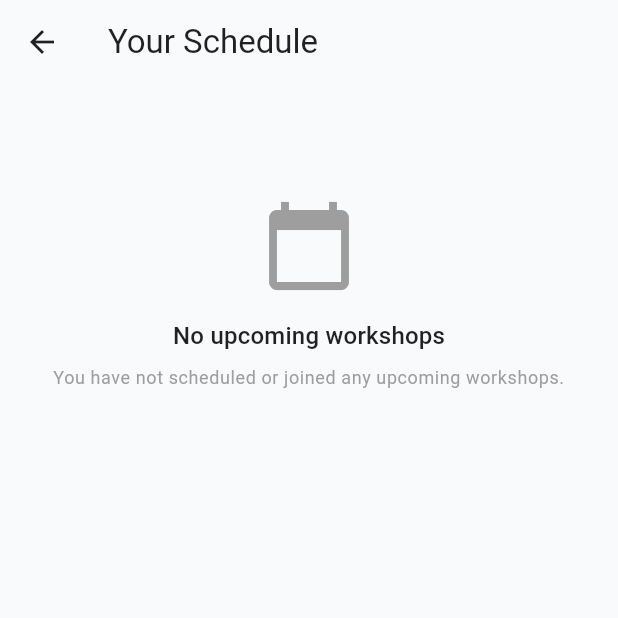
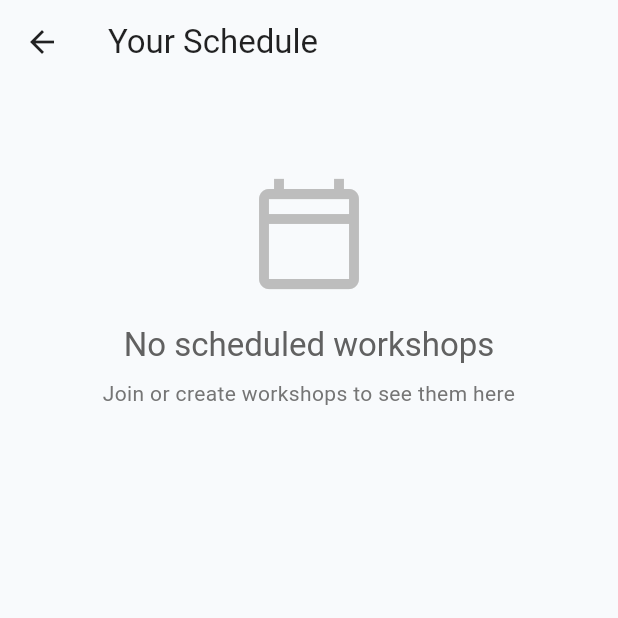
Before and after one commit to muraa-p/fyp, a Flutter app: the HomeScreen screen opened by its route, after a tap on "View All", on a phone screen of 412 x 824 dp, the top half of it. Run offline on Flutter 3.47's test engine with Material 3 defaults, Android fonts, the phone set to English and light mode, and no system bars; our stand-ins replace app_links, device_info_plus, flutter_local_notifications, image_picker, permission_handler, shared_preferences and 2 more; accounts and stored records are empty; network calls fail.

Commit message:
"your schedule screen" is fixed in which it show the workshops you are enrolled in (created by others) and workshops you are teaching (created by me/you)

```diff
--- a/lib/screens/home_screen.dart
+++ b/lib/screens/home_screen.dart
@@ -84,92 +84,68 @@ class DashboardPage extends StatelessWidget {
   const DashboardPage({super.key});
 
   // Function to fetch user workshops from database - moved outside build method
-  Future<List<Map<String, dynamic>>> _fetchUserWorkshops(String? userId) async {
-    if (userId == null || userId.isEmpty) return [];
+  Future<Map<String, List<Map<String, dynamic>>>> _fetchUserWorkshops(String? userId) async {
+    if (userId == null || userId.isEmpty) {
+      return {'teaching': [], 'attending': []};
+    }
 
     try {
-      print('Fetching workshops for user: $userId');
-
-      // First, fetch workshops where the user is the creator
-      final createdWorkshopsResponse = await Supabase.instance.client
+      // 1. Fetch workshops created by the user (Teaching)
+      final teachingResponse = await Supabase.instance.client
           .from('workshops')
           .select('''
           id, title, creator_id, date, time, status,
-          max_participants, rating, duration, image_url, tags
+          max_participants, rating, duration, image_url, tags,
+          users!creator_id(name, avatar_url)
         ''')
           .eq('creator_id', userId)
           .order('date', ascending: true);
 
-      // Second, fetch workshop IDs where the user is enrolled
+      final List<Map<String, dynamic>> teachingWorkshops =
+      List<Map<String, dynamic>>.from(teachingResponse);
+
+      // 2. Fetch workshops the user is enrolled in (Attending)
       final enrollmentsResponse = await Supabase.instance.client
           .from('workshop_enrollments')
           .select('workshop_id')
           .eq('user_id', userId);
 
-      // Extract workshop IDs from enrollments
-      final enrolledWorkshopIds = enrollmentsResponse
+      final List<String> enrolledWorkshopIds = enrollmentsResponse
           .map((e) => e['workshop_id'] as String)
           .toList();
 
-      // Fetch the actual workshops for those IDs
-      List<Map<String, dynamic>> enrolledWorkshops = [];
+      List<Map<String, dynamic>> attendingWorkshops = [];
       if (enrolledWorkshopIds.isNotEmpty) {
-        // Build the filter manually
-        var query = Supabase.instance.client.from('workshops').select('''
+        var query = Supabase.instance.client
+            .from('workshops')
+            .select('''
             id, title, creator_id, date, time, status,
-            max_participants, rating, duration, image_url, tags
+            max_participants, rating, duration, image_url, tags,
+            users!creator_id(name, avatar_url)
           ''');
 
-        for (int i = 0; i < enrolledWorkshopIds.length; i++) {
-          if (i == 0) {
-            query = query.eq('id', enrolledWorkshopIds[i]);
-          } else {
-            query = query.or('id.eq.${enrolledWorkshopIds[i]}');
-          }
-        }
+        // Build OR filter for multiple IDs
+        String orFilter = enrolledWorkshopIds
+            .map((id) => 'id.eq.$id')
+            .join(',');
 
-        final enrolledWorkshopsResponse = await query.order('date', ascending: true);
-        enrolledWorkshops = List<Map<String, dynamic>>.from(enrolledWorkshopsResponse);
+        final attendingResponse = await query
+            .or(orFilter)
+            .order('date', ascending: true);
+
+        attendingWorkshops = List<Map<String, dynamic>>.from(attendingResponse);
+
+        // Remove any workshop where creator is the current user (avoid duplicates)
+        attendingWorkshops.removeWhere((w) => w['creator_id'] == userId);
       }
 
-      // Combine both lists
-      List<Map<String, dynamic>> allWorkshops = [
-        ...List<Map<String, dynamic>>.from(createdWorkshopsResponse),
-        ...enrolledWorkshops
-      ];
-
-      // Remove duplicates (in case a user is both creator and enrolled)
-      final uniqueWorkshopIds = <String>{};
-      final uniqueWorkshops = allWorkshops.where((workshop) {
-        final id = workshop['id'] as String;
-        if (uniqueWorkshopIds.contains(id)) {
-          return false;
-        } else {
-          uniqueWorkshopIds.add(id);
-          return true;
-        }
-      }).toList();
-
-      // Sort by date
-      uniqueWorkshops.sort((a, b) {
-        final aDate = a['date'] as String?;
-        final bDate = b['date'] as String?;
-        if (aDate == null && bDate == null) return 0;
-        if (aDate == null) return 1;
-        if (bDate == null) return -1;
-        return aDate.compareTo(bDate);
-      });
-
-      // Debug: Print the workshops to see what we're getting
-      print('Fetched ${uniqueWorkshops.length} workshops');
-      for (var workshop in uniqueWorkshops) {
-        print('Workshop: ${workshop['title']}, Date: ${workshop['date']}, Status: ${workshop['status']}');
-      }
-
-      return uniqueWorkshops;
+      return {
+        'teaching': teachingWorkshops,
+        'attending': attendingWorkshops,
+      };
     } catch (e) {
       print('Error fetching workshops: $e');
-      return [];
+      return {'teaching': [], 'attending': []};
     }
   }
 
@@ -228,46 +204,16 @@ class DashboardPage extends StatelessWidget {
             return Center(child: Text('Error: ${snapshot.error}'));
           }
 
-          final workshops = snapshot.data?[0] as List<Map<String, dynamic>>? ?? [];
+          final workshopData = snapshot.data?[0] as Map<String, List<Map<String, dynamic>>>? ??
+              {'teaching': [], 'attending': []};
           final gamificationData = snapshot.data?[1] as Map<String, dynamic>?;
 
           // Debug: Print the number of workshops
-          print('Total workshops: ${workshops.length}');
+          print('Total workshops: ${workshopData.length}');
 
           // Separate workshops into upcoming and teaching
-          final upcomingWorkshops = workshops.where((w) {
-            try {
-              // Check status first
-              if (w['status'] == 'upcoming') return true;
-
-              // Then check date if status is not upcoming
-              if (w['date'] != null && w['date'].toString().isNotEmpty) {
-                final workshopDate = DateTime.parse(w['date'].toString());
-                return workshopDate.isAfter(DateTime.now());
-              }
-              return false;
-            } catch (e) {
-              print('Error parsing date for workshop ${w['id']}: $e');
-              return false;
-            }
-          }).toList();
-
-          final teachingWorkshops = workshops.where((w) {
-            try {
-              // Check status first
-              if (w['status'] == 'teaching') return true;
-
-              // Then check date if status is not teaching
-              if (w['date'] != null && w['date'].toString().isNotEmpty) {
-                final workshopDate = DateTime.parse(w['date'].toString());
-                return workshopDate.isBefore(DateTime.now());
-              }
-              return false;
-            } catch (e) {
-              print('Error parsing date for workshop ${w['id']}: $e');
-              return false;
-            }
-          }).toList();
+          final List<Map<String, dynamic>> teachingWorkshops = workshopData['teaching'] ?? [];
+          final List<Map<String, dynamic>> upcomingWorkshops = workshopData['attending'] ?? [];
 
           // Combine both lists for the unified schedule
           final allScheduledWorkshops = [...upcomingWorkshops, ...teachingWorkshops];
@@ -441,10 +387,12 @@ class DashboardPage extends StatelessWidget {
                       onTap: () {
                         Navigator.push(
                           context,
-                          MaterialPageRoute(builder: (_) => ScheduleScreen(
-                            upcomingWorkshops: upcomingWorkshops,
-                            teachingWorkshops: teachingWorkshops,
-                          )),
+                          MaterialPageRoute(
+                            builder: (_) => ScheduleScreen(
+                              upcomingWorkshops: upcomingWorkshops,    // Only enrolled in others
+                              teachingWorkshops: teachingWorkshops,    // Only created by you
+                            ),
+                          ),
                         );
                       },
                       child: Text(
--- a/lib/screens/schedule_screen.dart
+++ b/lib/screens/schedule_screen.dart
@@ -2,8 +2,8 @@ import 'package:flutter/material.dart';
 import 'workshop_detail_screen.dart';
 
 class ScheduleScreen extends StatelessWidget {
-  final List<Map<String, dynamic>> upcomingWorkshops;
-  final List<Map<String, dynamic>> teachingWorkshops;
+  final List<Map<String, dynamic>> upcomingWorkshops; // Enrolled (Attending)
+  final List<Map<String, dynamic>> teachingWorkshops; // Created (Teaching)
 
   const ScheduleScreen({
     super.key,
@@ -11,116 +11,187 @@ class ScheduleScreen extends StatelessWidget {
     required this.teachingWorkshops,
   });
 
+  String _formatDate(String? isoString) {
+    if (isoString == null || isoString.isEmpty) return 'Date TBD';
+    try {
+      final date = DateTime.parse(isoString);
+      final now = DateTime.now();
+      final today = DateTime(now.year, now.month, now.day);
+      final tomorrow = today.add(const Duration(days: 1));
+      final workshopDate = DateTime(date.year, date.month, date.day);
+
+      if (workshopDate == today) return 'Today';
+      if (workshopDate == tomorrow) return 'Tomorrow';
+      if (date.year == now.year) {
+        return '${date.day} ${_monthName(date.month)}';
+      }
+      return '${date.day}/${date.month}/${date.year}';
+    } catch (e) {
+      return 'Invalid date';
+    }
+  }
+
+  String _monthName(int month) {
+    const months = [
+      '', 'Jan', 'Feb', 'Mar', 'Apr', 'May', 'Jun',
+      'Jul', 'Aug', 'Sep', 'Oct', 'Nov', 'Dec'
+    ];
+    return months[month];
+  }
+
   @override
   Widget build(BuildContext context) {
     final theme = Theme.of(context);
+
+    final allEmpty = teachingWorkshops.isEmpty && upcomingWorkshops.isEmpty;
 
     return Scaffold(
       appBar: AppBar(
         title: const Text("Your Schedule"),
       ),
-      body: ListView(
+      body: allEmpty
+          ? Center(
+        child: Padding(
+          padding: const EdgeInsets.only(top: 60),
+          child: Column(
+            children: [
+              Icon(Icons.calendar_today_outlined, size: 80, color: Colors.grey[400]),
+              const SizedBox(height: 20),
+              Text(
+                "No scheduled workshops",
+                style: theme.textTheme.titleLarge?.copyWith(color: Colors.grey[700]),
+              ),
+              const SizedBox(height: 8),
+              Text(
+                "Join or create workshops to see them here",
+                style: theme.textTheme.bodyMedium?.copyWith(color: Colors.grey[600]),
+                textAlign: TextAlign.center,
+              ),
+            ],
+          ),
+        ),
+      )
+          : ListView(
         padding: const EdgeInsets.all(16),
         children: [
+          // Teaching Workshops (your own)
           if (teachingWorkshops.isNotEmpty) ...[
             Text(
               "Workshops You're Teaching",
-              style: theme.textTheme.titleMedium?.copyWith(fontWeight: FontWeight.bold),
+              style: theme.textTheme.titleMedium?.copyWith(
+                fontWeight: FontWeight.bold,
+                color: theme.colorScheme.primary,
+              ),
             ),
-            const SizedBox(height: 8),
-            ...teachingWorkshops.map((ws) => _WorkshopCard(ws, context, isTeaching: true)),
-            const SizedBox(height: 20),
+            const SizedBox(height: 12),
+            ...teachingWorkshops.map((ws) => _WorkshopCard(
+              workshop: ws,
+              context: context,
+              isTeaching: true,
+            )),
+            const SizedBox(height: 24),
           ],
+
+          // Attending Workshops (enrolled in others)
           if (upcomingWorkshops.isNotEmpty) ...[
             Text(
               "Workshops You're Attending",
-              style: theme.textTheme.titleMedium?.copyWith(fontWeight: FontWeight.bold),
-            ),
-            const SizedBox(height: 8),
-            ...upcomingWorkshops.map((ws) => _WorkshopCard(ws, context)),
-          ],
-          if (teachingWorkshops.isEmpty && upcomingWorkshops.isEmpty)
-            Center(
-              child: Padding(
-                padding: const EdgeInsets.only(top: 60),
-                child: Column(
-                  children: [
-                    const Icon(Icons.calendar_today, size: 64, color: Colors.grey),
-                    const SizedBox(height: 16),
-                    Text(
-                      "No upcoming workshops",
-                      style: theme.textTheme.titleMedium,
-                    ),
-                    const SizedBox(height: 8),
-                    Text(
-                      "You have not scheduled or joined any upcoming workshops.",
-                      textAlign: TextAlign.center,
-                      style: theme.textTheme.bodySmall?.copyWith(color: Colors.grey),
-                    ),
-                  ],
-                ),
+              style: theme.textTheme.titleMedium?.copyWith(
+                fontWeight: FontWeight.bold,
+                color: theme.colorScheme.secondary,
               ),
             ),
+            const SizedBox(height: 12),
+            ...upcomingWorkshops.map((ws) => _WorkshopCard(
+              workshop: ws,
+              context: context,
+              isTeaching: false,
+            )),
+          ],
         ],
       ),
     );
   }
 }
 
-Widget _WorkshopCard(Map<String, dynamic> ws, BuildContext context, {bool isTeaching = false}) {
+Widget _WorkshopCard({
+  required Map<String, dynamic> workshop,
+  required BuildContext context,
+  required bool isTeaching,
+}) {
   final theme = Theme.of(context);
 
-  // Safely parse the date
-  DateTime? date;
-  try {
-    if (ws['date'] != null && ws['date'].toString().isNotEmpty) {
-      date = DateTime.parse(ws['date'].toString());
-    }
-  } catch (e) {
-    print('Error parsing date for workshop ${ws['id']}: $e');
-  }
+  final title = workshop['title']?.toString() ?? 'Untitled Workshop';
+  final dateStr = workshop['date']?.toString();
+  final time = workshop['time']?.toString();
+  final formattedDate = ScheduleScreen(upcomingWorkshops: [], teachingWorkshops: [])._formatDate(dateStr);
 
-  final time = ws['time']?.toString();
+  // Get creator name safely (from joined users table)
+  final creatorMap = workshop['users'] as Map<String, dynamic>?;
+  final creatorName = creatorMap?['name']?.toString() ?? 'Unknown Instructor';
 
   return Card(
+    elevation: 3,
+    shape: RoundedRectangleBorder(borderRadius: BorderRadius.circular(16)),
     margin: const EdgeInsets.only(bottom: 12),
-    shape: RoundedRectangleBorder(borderRadius: BorderRadius.circular(12)),
     child: ListTile(
+      contentPadding: const EdgeInsets.all(16),
       onTap: () {
         Navigator.push(
           context,
           MaterialPageRoute(
-            builder: (_) => WorkshopDetailScreen(workshop: ws),
+            builder: (_) => WorkshopDetailScreen(workshop: workshop),
           ),
         );
       },
       title: Text(
-        ws["title"]?.toString() ?? "Untitled Workshop",
-        style: theme.textTheme.bodyMedium?.copyWith(fontWeight: FontWeight.bold),
+        title,
+        style: const TextStyle(fontWeight: FontWeight.bold, fontSize: 16),
       ),
       subtitle: Column(
         crossAxisAlignment: CrossAxisAlignment.start,
         children: [
-          const SizedBox(height: 4),
-          if (date != null)
-            Text("${date.day}/${date.month}/${date.year}"),
-          if (time != null)
-            Text(time),
-          if (ws["creator_id"] != null)
+          const SizedBox(height: 6),
+          Row(
+            children: [
+              const Icon(Icons.calendar_today, size: 14, color: Colors.grey),
+              const SizedBox(width: 6),
+              Text(formattedDate, style: const TextStyle(fontSize: 14)),
+              if (time != null) ...[
+                const SizedBox(width: 12),
+                const Icon(Icons.access_time, size: 14, color: Colors.grey),
+                const SizedBox(width: 6),
+                Text(time, style: const TextStyle(fontSize: 14)),
+              ],
+            ],
+          ),
+          const SizedBox(height: 8),
+          if (!isTeaching)
             Text(
-              "by ${ws["creator_id"]}",
-              style: theme.textTheme.bodySmall?.copyWith(color: Colors.grey),
+              "by $creatorName",
+              style: TextStyle(
+                color: theme.colorScheme.primary,
+                fontWeight: FontWeight.w500,
+              ),
             ),
         ],
       ),
-      trailing: Chip(
-        label: Text(
+      trailing: Container(
+        padding: const EdgeInsets.symmetric(horizontal: 12, vertical: 6),
+        decoration: BoxDecoration(
+          color: isTeaching
+              ? theme.colorScheme.primary.withOpacity(0.15)
+              : theme.colorScheme.secondary.withOpacity(0.15),
+          borderRadius: BorderRadius.circular(20),
+        ),
+        child: Text(
           isTeaching ? "Teaching" : "Enrolled",
-          style: const TextStyle(fontSize: 12),
+          style: TextStyle(
+            fontSize: 12,
+            fontWeight: FontWeight.bold,
+            color: isTeaching ? theme.colorScheme.primary : theme.colorScheme.secondary,
+          ),
         ),
-        backgroundColor: isTeaching
-            ? theme.colorScheme.primary.withOpacity(0.15)
-            : theme.colorScheme.secondary.withOpacity(0.15),
       ),
     ),
   );
```
